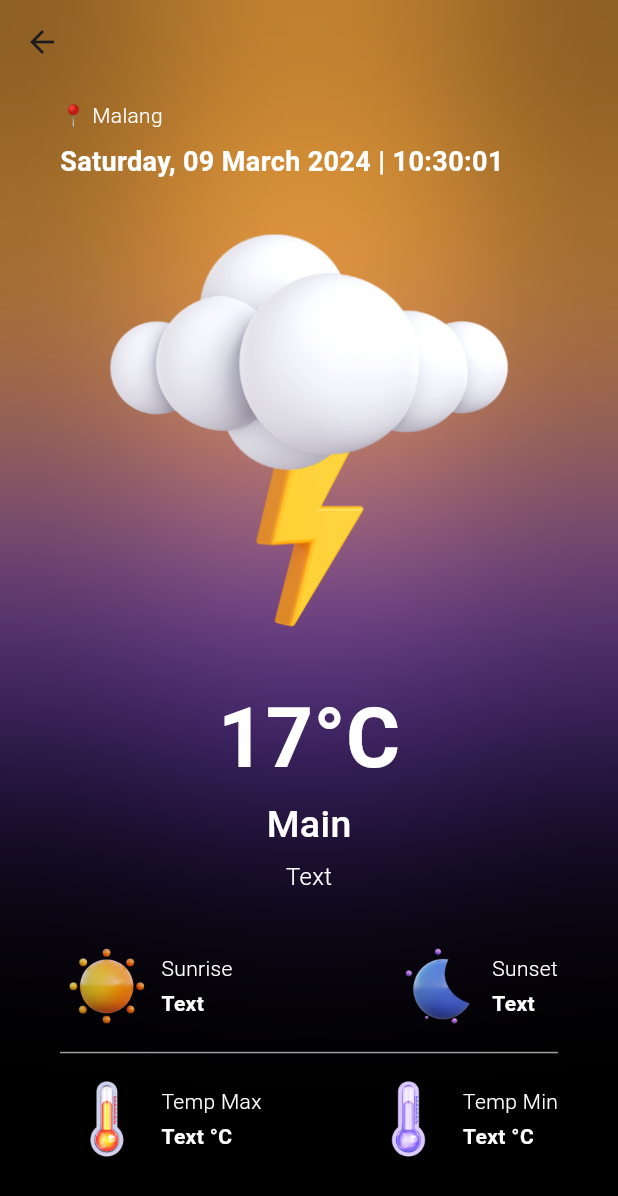
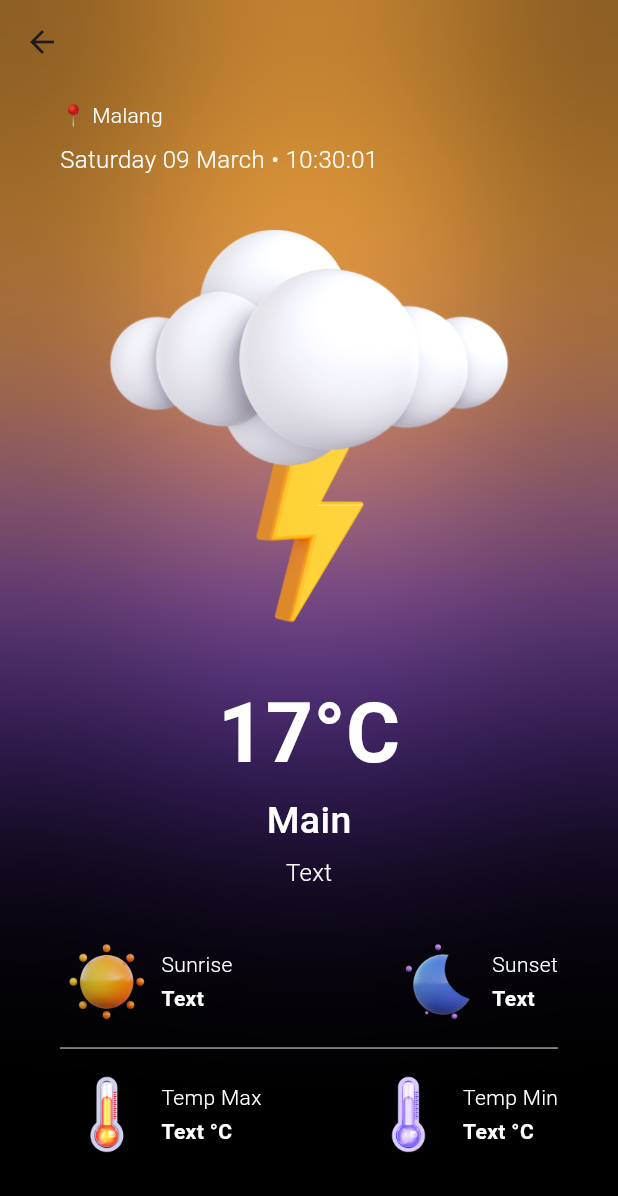
Before and after one commit to RepoRandi/flutter-weathify, a Flutter app: the HomeScreen screen opened directly, on a phone screen of 412 x 824 dp. Shown: the top 1196 px of the screen. Run offline on Flutter 3.47's test engine with Material 3 defaults, Android fonts, the light colour scheme and no system bars; our stand-ins replace bloc, equatable, geolocator, weather.

Commit message:
fix: widget date time

```diff
--- a/lib/widgets/date_time.dart
+++ b/lib/widgets/date_time.dart
@@ -27,9 +27,9 @@ class _DateTimeWidgetState extends State<DateTimeWidget> {
 
   String _getCurrentDateTime() {
     DateTime now = DateTime.now();
-    String formattedDate = DateFormat('EEEE, dd MMMM yyyy').format(now);
+    String formattedDate = DateFormat('EEEE dd MMMM •').format(now);
     String formattedTime = DateFormat('HH:mm:ss').format(now);
-    return '$formattedDate | $formattedTime';
+    return '$formattedDate $formattedTime';
   }
 
   @override
@@ -37,7 +37,7 @@ class _DateTimeWidgetState extends State<DateTimeWidget> {
     return Text(
       _currentDateTime,
       style: const TextStyle(
-          color: Colors.white, fontSize: 18, fontWeight: FontWeight.bold),
+          color: Colors.white, fontSize: 16, fontWeight: FontWeight.w300),
     );
   }
 }
```
